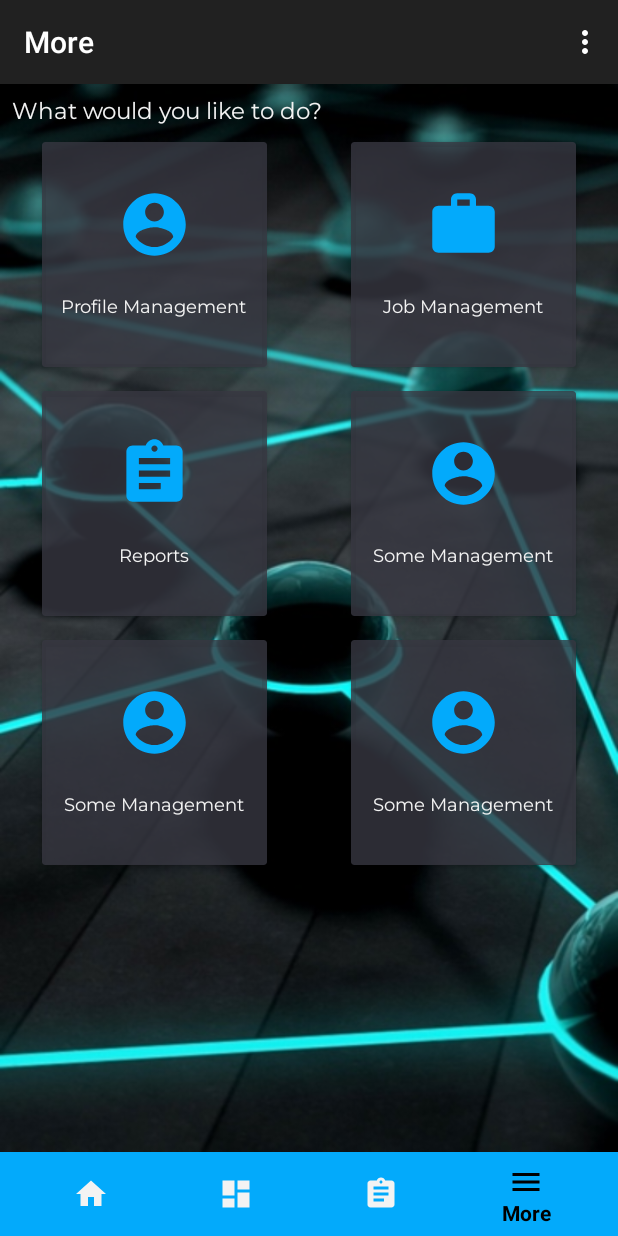
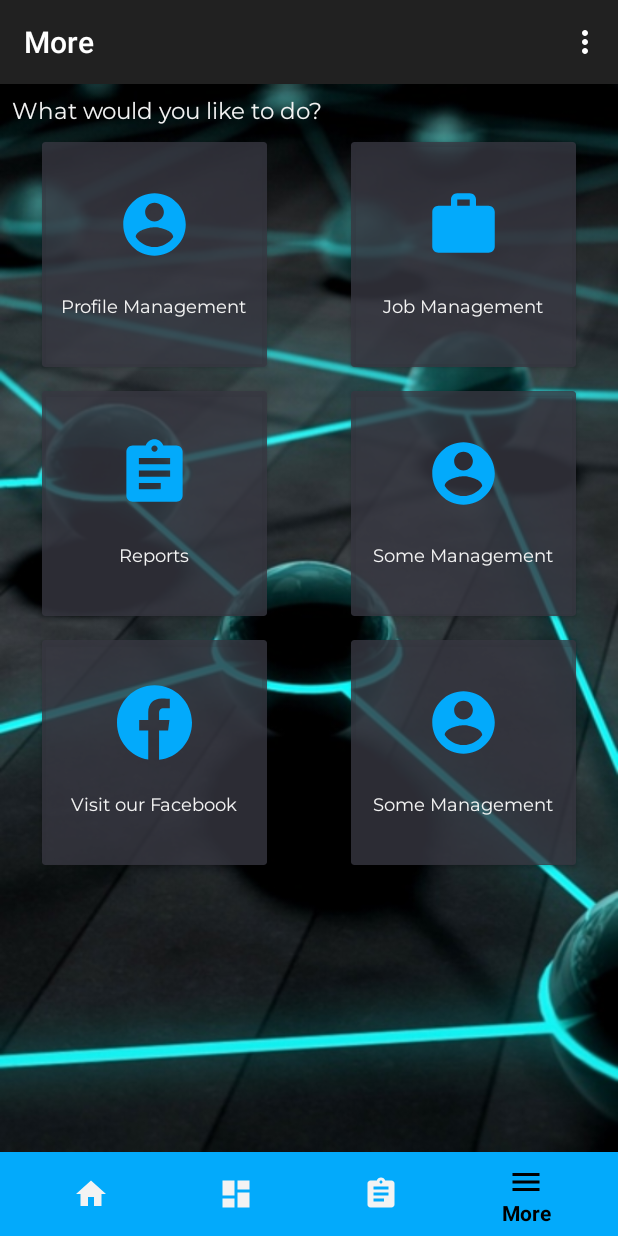
Before and after one commit to cheese-advocate/LinkVantage-Android, an Android app: the MoreFragment screen opened through its navigation route, on a phone screen of 412 x 824 dp. Run offline under Robolectric (Android 15) with nearby library versions, the phone set to English and light mode, and no system bars; our stand-ins replace navigation-ui.

Commit message:
Clients and technicians now have the ability to link directly to Compulink Technologies' facebook page via the linkvantage app

```diff
--- a/CompulinkApp/app/src/main/java/com/example/compulinkapp/fragments/MoreFragment.java
+++ b/CompulinkApp/app/src/main/java/com/example/compulinkapp/fragments/MoreFragment.java
@@ -1,9 +1,13 @@
 package com.example.compulinkapp.fragments;
 
+import android.content.ActivityNotFoundException;
+import android.content.Intent;
+import android.net.Uri;
 import android.os.Bundle;
 import android.view.LayoutInflater;
 import android.view.View;
 import android.view.ViewGroup;
+import android.widget.Toast;
 
 import androidx.annotation.NonNull;
 import androidx.annotation.Nullable;
@@ -27,6 +31,7 @@ public class MoreFragment extends Fragment{
 
         CardView profileManagement = view.findViewById(R.id.profile_management_card);
         CardView jobManagement = view.findViewById(R.id.job_management_card);
+        CardView facebookLink = view.findViewById(R.id.facebookCard);
         //Other cards still required and onClickListeners also required for each
 
         profileManagement.setOnClickListener(new View.OnClickListener() {
@@ -46,6 +51,19 @@ public class MoreFragment extends Fragment{
             }
         });
 
-
+        facebookLink.setOnClickListener(new View.OnClickListener() {
+            @Override
+            public void onClick(View v) {
+                try
+                {
+                    Intent intent = new Intent(Intent.ACTION_VIEW, Uri.parse("https://www.facebook.com/Compulinktechnologies/"));
+                    startActivity(intent);
+                }
+                catch (ActivityNotFoundException e)
+                {
+                    Toast.makeText(getContext(), "The facebook page is unfortunately not available", Toast.LENGTH_SHORT).show();
+                }
+            }
+        });
     }
 }
--- /dev/null
+++ b/CompulinkApp/app/src/main/res/drawable/ic_facebook.xml
@@ -0,0 +1,4 @@
+<vector android:height="50dp" android:viewportHeight="167.657"
+    android:viewportWidth="167.657" android:width="50dp" xmlns:android="http://schemas.android.com/apk/res/android">
+    <path android:fillColor="#03AAFB" android:pathData="M83.829,0.349C37.532,0.349 0,37.881 0,84.178c0,41.523 30.222,75.911 69.848,82.57v-65.081H49.626v-23.42h20.222V60.978c0,-20.037 12.238,-30.956 30.115,-30.956c8.562,0 15.92,0.638 18.056,0.919v20.944l-12.399,0.006c-9.72,0 -11.594,4.618 -11.594,11.397v14.947h23.193l-3.025,23.42H94.026v65.653c41.476,-5.048 73.631,-40.312 73.631,-83.154C167.657,37.881 130.125,0.349 83.829,0.349z"/>
+</vector>
--- a/CompulinkApp/app/src/main/res/layout/fragment_more.xml
+++ b/CompulinkApp/app/src/main/res/layout/fragment_more.xml
@@ -154,7 +154,7 @@
         </androidx.cardview.widget.CardView>
 
         <androidx.cardview.widget.CardView
-            android:id="@+id/card_2"
+            android:id="@+id/facebookCard"
             android:layout_width="150dp"
             android:layout_height="150dp"
             android:layout_marginTop="16dp"
@@ -166,14 +166,14 @@
             <ImageView
                 android:layout_width="wrap_content"
                 android:layout_height="wrap_content"
-                android:src="@drawable/ic_account_blue"
+                android:src="@drawable/ic_facebook"
                 android:layout_gravity="center|top"
                 android:layout_marginTop="30dp"/>
 
             <TextView
                 android:layout_width="wrap_content"
                 android:layout_height="wrap_content"
-                android:text="Some Management"
+                android:text="Visit our Facebook"
                 android:textColor="@color/textColor"
                 android:fontFamily="@font/montserrat"
                 android:textSize="12dp"
```
